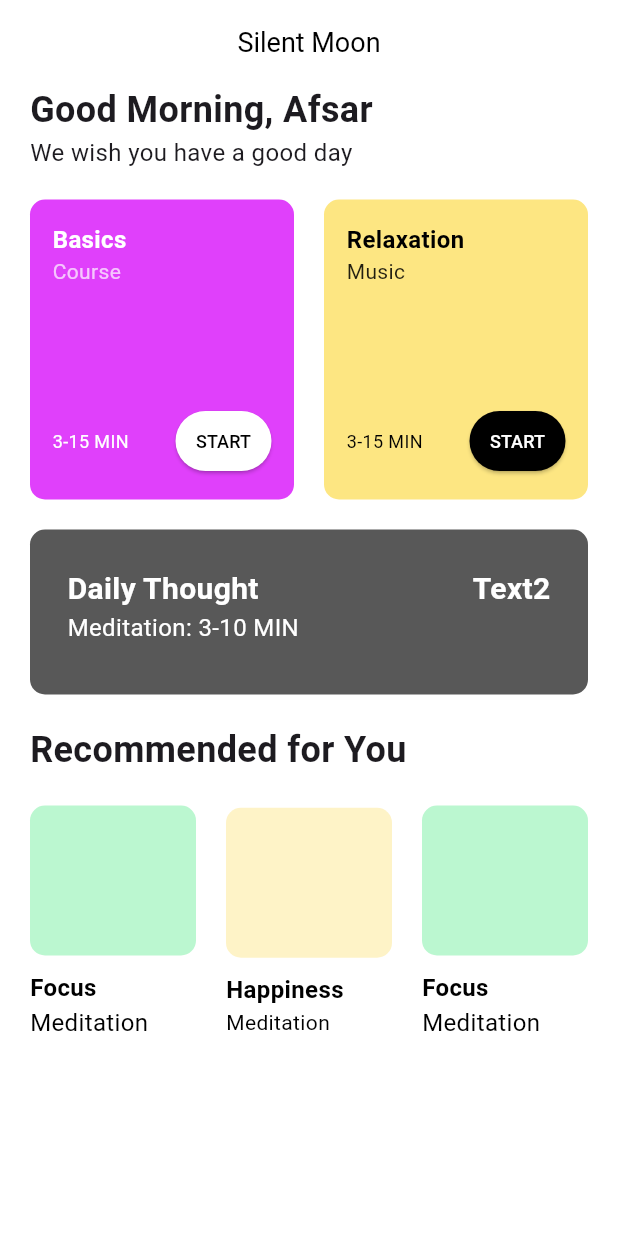
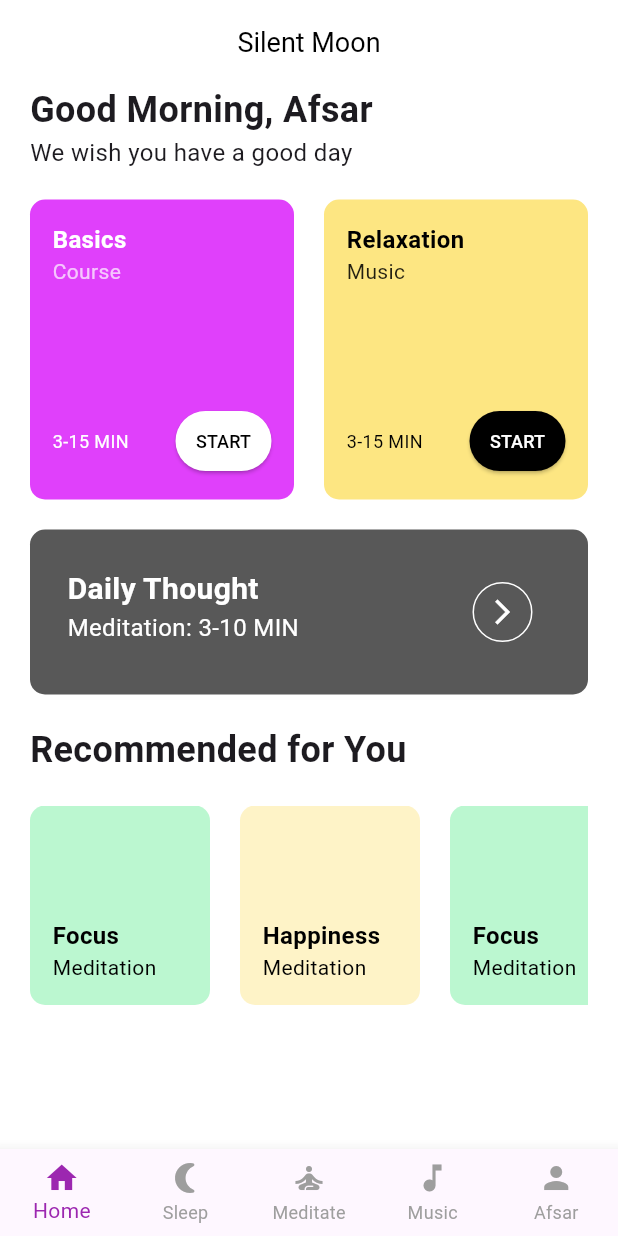
Before and after one commit to Bee-Gin-er16/Design-to-Flutter-mobile, a Flutter app: the screen it shows after launch, on a phone screen of 412 x 824 dp. Run offline on Flutter 3.47's test engine with Material 3 defaults, Android fonts, the phone set to English and light mode, and no system bars; Roboto replaces fonts that are missing (Poppins).

Commit message:
finished the ui
planning to optimize or use functions to make it easy

```diff
--- a/user_interface/lib/pages/home.dart
+++ b/user_interface/lib/pages/home.dart
@@ -8,6 +8,23 @@ class HomePage extends StatefulWidget {
 }
 
 class _HomePageState extends State<HomePage> {
+  int _selectedIndex = 0;
+
+  // List of pages (for navigation logic)
+  // final List<Widget> _pages = [
+  //   Center(child: Text('Home Screen')),
+  //   Center(child: Text('Sleep Screen')),
+  //   Center(child: Text('Meditate Screen')),
+  //   Center(child: Text('Music Screen')),
+  //   Center(child: Text('Profile Screen')),
+  // ];
+
+  void _onItemTapped(int index) {
+    setState(() {
+      _selectedIndex = index;
+    });
+  }
+
 
   @override
   Widget build(BuildContext context) {
@@ -27,71 +44,82 @@ class _HomePageState extends State<HomePage> {
             _recommlist(),
           ],
         ),
+        bottomNavigationBar: _buildBottomNavigationBar(),
       );
   }
 
-  //TODO might change to listview
+  Widget _buildBottomNavigationBar() {
+    return BottomNavigationBar(
+      currentIndex: _selectedIndex, // Highlight selected tab
+      onTap: _onItemTapped, // Handle taps
+      selectedItemColor: Colors.purple, // Active icon color
+      unselectedItemColor: Colors.grey, // Inactive icon color
+      showUnselectedLabels: true, // Show text for all tabs
+      type: BottomNavigationBarType.fixed, // Keeps all labels visible
+      items: [
+        BottomNavigationBarItem(
+          icon: Icon(Icons.home),
+          label: 'Home',
+        ),
+        BottomNavigationBarItem(
+          icon: Icon(Icons.nightlight_round),
+          label: 'Sleep',
+        ),
+        BottomNavigationBarItem(
+          icon: Icon(Icons.self_improvement),
+          label: 'Meditate',
+        ),
+        BottomNavigationBarItem(
+          icon: Icon(Icons.music_note),
+          label: 'Music',
+        ),
+        BottomNavigationBarItem(
+          icon: Icon(Icons.person),
+          label: 'Afsar',
+        ),
+      ],
+    );
+  }
+
   Widget _recommlist() {
   return Padding(
     padding: EdgeInsets.symmetric(horizontal: 20),
-      child: Row(
-        children: [
-          Expanded(
     child: Column(
       crossAxisAlignment: CrossAxisAlignment.start,
       children: [
-                Container(
-                  height: 100,
-                  padding: EdgeInsets.all(15),
-                  decoration: BoxDecoration(
-                    color: Color.fromRGBO(187,247,208,1),
-                    borderRadius: BorderRadius.circular(10),
-                  ),
-                ),
-                SizedBox(height: 10,),
-                Text('Focus', style: TextStyle(fontSize: 16, fontWeight: FontWeight.w700, color: Colors.black),),
-                Text('Meditation', style: TextStyle(fontSize: 16, fontWeight: FontWeight.w400, color: Colors.black),),
+        SingleChildScrollView(
+          scrollDirection: Axis.horizontal, // Enables horizontal scrolling
+          child: Row(
+            children: [
+              _recommendationCard('Focus', 'Meditation', Color.fromRGBO(187, 247, 208, 1)),
+              SizedBox(width: 20),
+              _recommendationCard('Happiness', 'Meditation', Color.fromRGBO(254, 243, 199, 1)),
+              SizedBox(width: 20),
+              _recommendationCard('Focus', 'Meditation', Color.fromRGBO(187, 247, 208, 1)),
+              SizedBox(width: 20),
             ],
           ),
         ),
-          SizedBox(width: 20,),
-          Expanded(
+      ],
+    ),
+  );
+}
+
+// Reusable function for recommendation cards
+Widget _recommendationCard(String title, String subtitle, Color bgColor) {
+  return Container(
+    width: 120, // Fixed width to allow scrolling
+    padding: EdgeInsets.all(15),
+    decoration: BoxDecoration(
+      color: bgColor,
+      borderRadius: BorderRadius.circular(10),
+    ),
     child: Column(
       crossAxisAlignment: CrossAxisAlignment.start,
       children: [
-                Container(
-                  height: 100,
-                  padding: EdgeInsets.all(15),
-                  decoration: BoxDecoration(
-                    color: const Color.fromRGBO(254, 243, 199, 1),
-                    borderRadius: BorderRadius.circular(10),
-                  ),
-                ),
-                SizedBox(height: 10,),
-                Text('Happiness', style: TextStyle(fontSize: 16, fontWeight: FontWeight.w700, color: Colors.black),),
-                Text('Meditation', style: TextStyle(fontSize: 14, fontWeight: FontWeight.w400, color: Colors.black),),
-              ],
-            ),
-          ),
-          SizedBox(width: 20,),
-          Expanded(
-            child: Column(
-              crossAxisAlignment: CrossAxisAlignment.start,
-              children: [
-                Container(
-                  height: 100,
-                  padding: EdgeInsets.all(15),
-                  decoration: BoxDecoration(
-                    color: Color.fromRGBO(187,247,208,1),
-                    borderRadius: BorderRadius.circular(10),
-                  ),
-                ),
-                SizedBox(height: 10,),
-                Text('Focus', style: TextStyle(fontSize: 16, fontWeight: FontWeight.w700, color: Colors.black),),
-                Text('Meditation', style: TextStyle(fontSize: 16, fontWeight: FontWeight.w400, color: Colors.black),),
-              ],
-            ),
-          ),
+        SizedBox(height: 60), // Space for future images
+        Text(title, style: TextStyle(fontSize: 16, fontWeight: FontWeight.w700, color: Colors.black)),
+        Text(subtitle, style: TextStyle(fontSize: 14, fontWeight: FontWeight.w400, color: Colors.black)),
       ],
     ),
   );
@@ -115,7 +143,6 @@ class _HomePageState extends State<HomePage> {
     );
   }
 
-  //TODO Make/implement arrow icon round
   Widget _daily() {
     return Padding(
       padding: EdgeInsets.symmetric(horizontal: 20),
@@ -151,17 +178,18 @@ class _HomePageState extends State<HomePage> {
                   ),
                 ],
               ),
-              Column(
-                children: [
-                  Text(
-                    'Text2',
-                    style: TextStyle(
+              OutlinedButton(
+                onPressed: () {},
+                style: OutlinedButton.styleFrom(
+                  shape: CircleBorder(), // Makes it a circle
+                  side: BorderSide(color: Colors.white), // White outline
+                  padding: EdgeInsets.all(10), // Adjust padding for proper spacing
+                ),
+                child: Icon(
+                  Icons.arrow_forward_ios, // Right arrow icon
                   color: Colors.white,
-                      fontSize: 20,
-                      fontWeight: FontWeight.bold,
+                  size: 20,
                 ),
-                  )
-                ],
               ),
             ],
           ),
```
Lines whose indentation alone changed are shown as unchanged.
